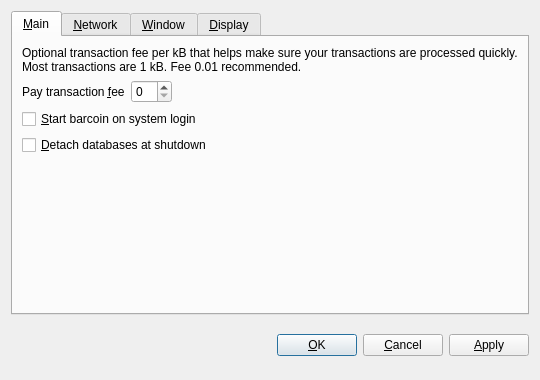
This is src/qt/forms/optionsdialog.ui in JonoDev/Lootcoin as Qt 5 draws it before an edit. The edited form follows.
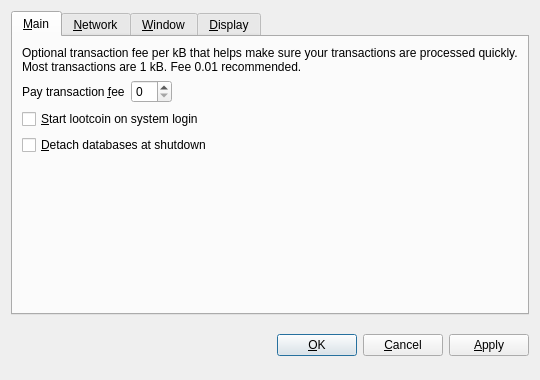
This is the edited form. The open tabs and pages were chosen to show the change. Custom widgets are drawn as their Qt base class.

Commit message: The birth of Lootcoin

Diff of the .ui file:
```diff
--- a/src/qt/forms/optionsdialog.ui
+++ b/src/qt/forms/optionsdialog.ui
@@ -82,7 +82,7 @@
           <string>Automatically start barcoin after logging in to the system.</string>
          </property>
          <property name="text">
-          <string>&amp;Start barcoin on system login</string>
+          <string>&amp;Start lootcoin on system login</string>
          </property>
         </widget>
        </item>
```
Left out of the diff: 10 changed lines with no effect on the pictures. The commit also changes 63 other files.
